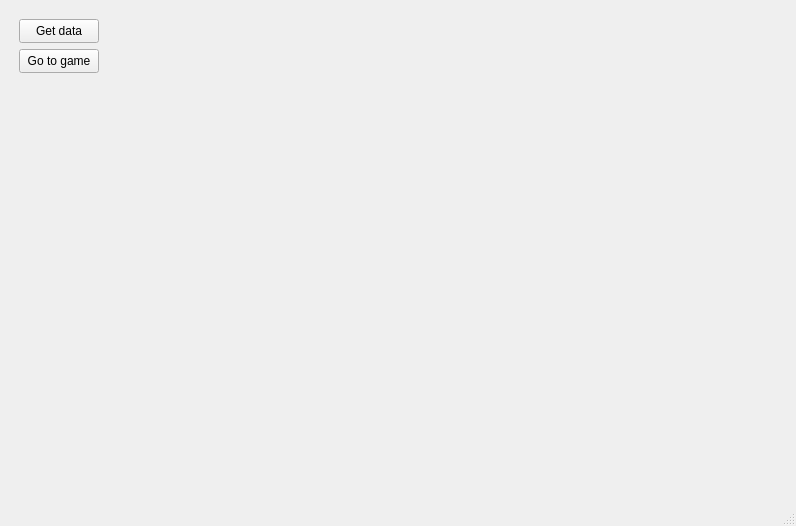
This is mainwindow.ui in DucDung-oreo/rock_paper_scissors as Qt 5 draws it before an edit. The edited form follows.
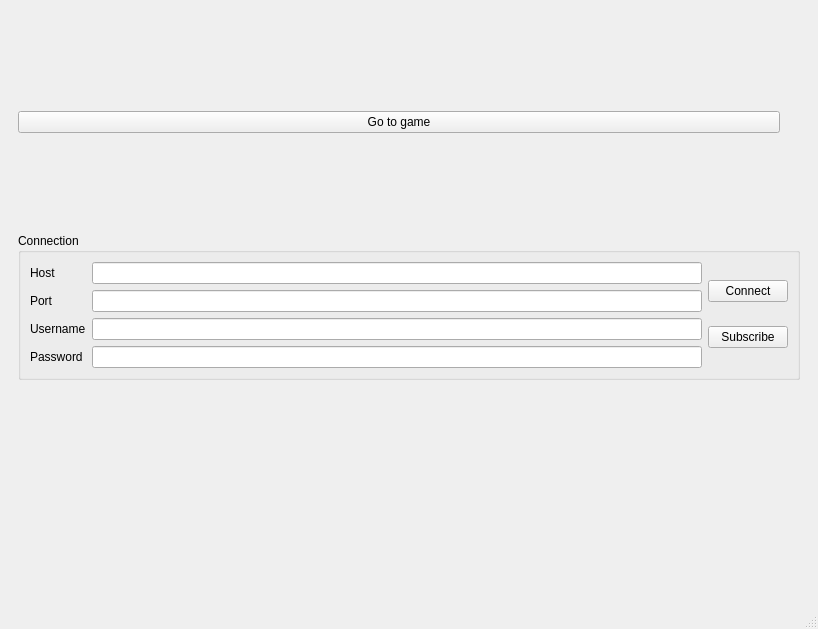
This is the edited form. The open tabs and pages were chosen to show the change. Icons and pictures are not drawn.

Commit message:
Add QtMqtt and simple Connection box
	Add Test Subscription button
	Me want to subscibe to a broker and get a respone in the game

```diff
--- a/mainwindow.ui
+++ b/mainwindow.ui
@@ -6,8 +6,8 @@
    <rect>
     <x>0</x>
     <y>0</y>
-    <width>796</width>
-    <height>526</height>
+    <width>818</width>
+    <height>629</height>
    </rect>
   </property>
   <property name="sizePolicy">
@@ -391,32 +391,136 @@
        </layout>
       </widget>
       <widget class="QWidget" name="introPage">
-       <widget class="QPushButton" name="goToGameButton">
-        <property name="geometry">
-         <rect>
-          <x>10</x>
-          <y>40</y>
-          <width>80</width>
-          <height>24</height>
-         </rect>
-        </property>
-        <property name="text">
-         <string>Go to game</string>
-        </property>
-       </widget>
-       <widget class="QPushButton" name="getDataButton">
-        <property name="geometry">
-         <rect>
-          <x>10</x>
-          <y>10</y>
-          <width>80</width>
-          <height>24</height>
-         </rect>
-        </property>
-        <property name="text">
-         <string>Get data</string>
-        </property>
-       </widget>
+       <layout class="QVBoxLayout" name="verticalLayout_13">
+        <item>
+         <layout class="QVBoxLayout" name="verticalLayout_12">
+          <item>
+           <layout class="QHBoxLayout" name="horizontalLayout_6">
+            <item>
+             <widget class="QPushButton" name="goToGameButton">
+              <property name="text">
+               <string>Go to game</string>
+              </property>
+             </widget>
+            </item>
+            <item>
+             <spacer name="verticalSpacer_3">
+              <property name="orientation">
+               <enum>Qt::Vertical</enum>
+              </property>
+              <property name="sizeHint" stdset="0">
+               <size>
+                <width>20</width>
+                <height>138</height>
+               </size>
+              </property>
+             </spacer>
+            </item>
+           </layout>
+          </item>
+          <item>
+           <widget class="QGroupBox" name="groupBox">
+            <property name="title">
+             <string>Connection</string>
+            </property>
+            <layout class="QVBoxLayout" name="verticalLayout_11">
+             <item>
+              <layout class="QHBoxLayout" name="horizontalLayout_5">
+               <item>
+                <layout class="QVBoxLayout" name="verticalLayout_9">
+                 <item>
+                  <widget class="QLabel" name="label">
+                   <property name="text">
+                    <string>Host</string>
+                   </property>
+                  </widget>
+                 </item>
+                 <item>
+                  <widget class="QLabel" name="label_4">
+                   <property name="text">
+                    <string>Port</string>
+                   </property>
+                  </widget>
+                 </item>
+                 <item>
+                  <widget class="QLabel" name="label_5">
+                   <property name="text">
+                    <string>Username</string>
+                   </property>
+                  </widget>
+                 </item>
+                 <item>
+                  <widget class="QLabel" name="label_6">
+                   <property name="text">
+                    <string>Password</string>
+                   </property>
+                  </widget>
+                 </item>
+                </layout>
+               </item>
+               <item>
+                <layout class="QVBoxLayout" name="verticalLayout_8">
+                 <item>
+                  <widget class="QLineEdit" name="lineEdit"/>
+                 </item>
+                 <item>
+                  <widget class="QLineEdit" name="lineEdit_2"/>
+                 </item>
+                 <item>
+                  <widget class="QLineEdit" name="lineEdit_3">
+                   <property name="text">
+                    <string/>
+                   </property>
+                  </widget>
+                 </item>
+                 <item>
+                  <widget class="QLineEdit" name="lineEdit_4">
+                   <property name="text">
+                    <string/>
+                   </property>
+                  </widget>
+                 </item>
+                </layout>
+               </item>
+               <item>
+                <layout class="QVBoxLayout" name="verticalLayout_10">
+                 <item>
+                  <widget class="QPushButton" name="pushButton">
+                   <property name="text">
+                    <string>Connect</string>
+                   </property>
+                  </widget>
+                 </item>
+                 <item>
+                  <widget class="QPushButton" name="pushButton_2">
+                   <property name="text">
+                    <string>Subscribe</string>
+                   </property>
+                  </widget>
+                 </item>
+                </layout>
+               </item>
+              </layout>
+             </item>
+            </layout>
+           </widget>
+          </item>
+          <item>
+           <spacer name="verticalSpacer_2">
+            <property name="orientation">
+             <enum>Qt::Vertical</enum>
+            </property>
+            <property name="sizeHint" stdset="0">
+             <size>
+              <width>20</width>
+              <height>138</height>
+             </size>
+            </property>
+           </spacer>
+          </item>
+         </layout>
+        </item>
+       </layout>
       </widget>
      </widget>
     </item>
```
Left out of the diff: 11 changed lines with no effect on the pictures. The commit also changes 2 other files.
